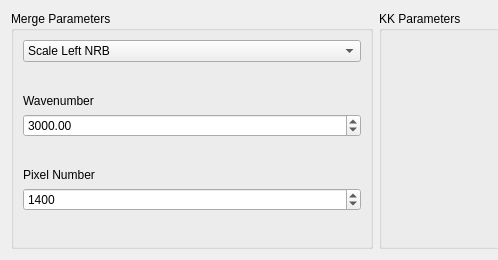
This is crikit/ui/qt5-creator/ui_PlotEffect_MergeNRBs.ui in CCampJr/CRIkit2 as Qt 5 draws it before an edit; both pictures show x 0 to 498 and y 0 to 260 of the 752 by 260 pixel window. The edited form follows.
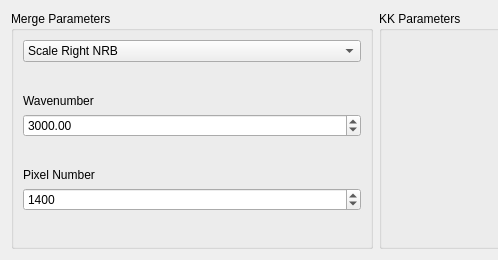
This is the edited form.

Commit message: Default scale set to right side

```diff
--- a/crikit/ui/qt5-creator/ui_PlotEffect_MergeNRBs.ui
+++ b/crikit/ui/qt5-creator/ui_PlotEffect_MergeNRBs.ui
@@ -25,6 +25,9 @@
      <layout class="QVBoxLayout" name="verticalLayout_4">
       <item>
        <widget class="QComboBox" name="comboBoxScaleLeftRight">
+        <property name="currentIndex">
+         <number>1</number>
+        </property>
         <item>
          <property name="text">
           <string>Scale Left NRB</string>
```
The commit also changes 2 other files.
